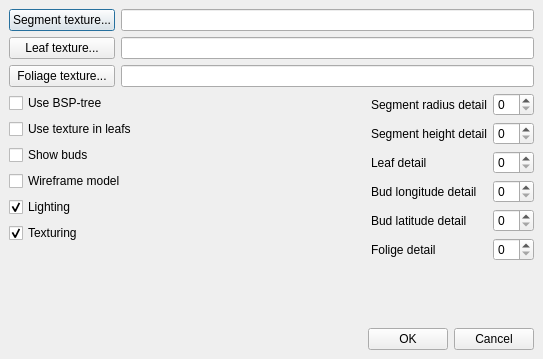
lignumsystem/lignum-core, file qt-workbench/viz_config.ui: the form before one commit.
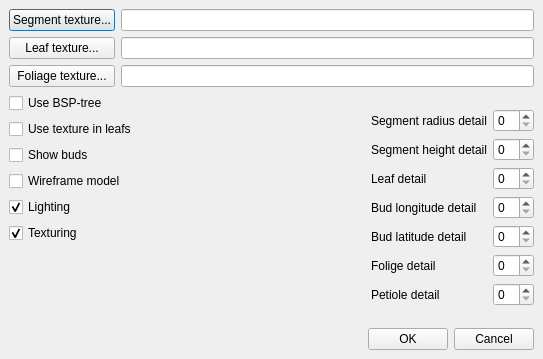
The form after the commit.

Commit message: The detail of petioles can be changed now.

```diff
--- a/qt-workbench/viz_config.ui
+++ b/qt-workbench/viz_config.ui
@@ -274,6 +274,13 @@
                </property>
               </widget>
              </item>
+             <item>
+              <widget class="QLabel" name="label_3" >
+               <property name="text" >
+                <string>Petiole detail</string>
+               </property>
+              </widget>
+             </item>
             </layout>
            </item>
            <item>
@@ -302,23 +309,13 @@
              <item>
               <widget class="QSpinBox" name="foliageBox" />
              </item>
+             <item>
+              <widget class="QSpinBox" name="petioleBox" />
+             </item>
             </layout>
            </item>
           </layout>
          </item>
-         <item>
-          <spacer>
-           <property name="orientation" >
-            <enum>Qt::Vertical</enum>
-           </property>
-           <property name="sizeHint" >
-            <size>
-             <width>20</width>
-             <height>40</height>
-            </size>
-           </property>
-          </spacer>
-         </item>
         </layout>
        </item>
       </layout>
```
The commit also changes 1 other file.
